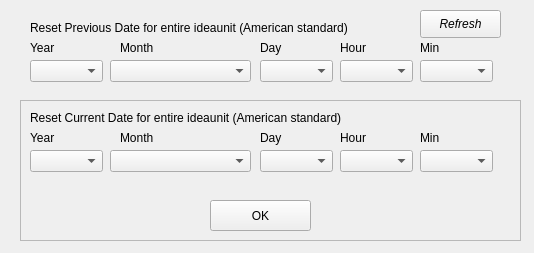
First picture: the form in ui/EditBeliefTimeUI.ui, repository sourcery-ai-experiments/jaar, before the edit.
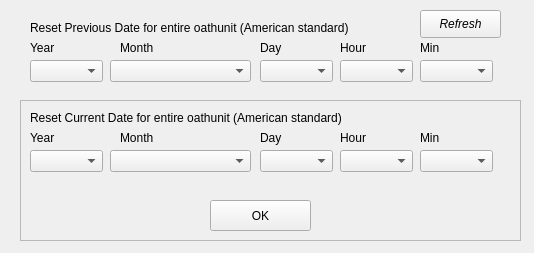
Second picture: the form after the edit.

Diff of the .ui file:
```diff
--- a/ui/EditBeliefTimeUI.ui
+++ b/ui/EditBeliefTimeUI.ui
@@ -33,7 +33,7 @@
     </rect>
    </property>
    <property name="text">
-    <string>Reset Current Date for entire ideaunit (American standard)</string>
+    <string>Reset Current Date for entire oathunit (American standard)</string>
    </property>
   </widget>
   <widget class="QLabel" name="label_2">
@@ -213,7 +213,7 @@
     </rect>
    </property>
    <property name="text">
-    <string>Reset Previous Date for entire ideaunit (American standard)</string>
+    <string>Reset Previous Date for entire oathunit (American standard)</string>
    </property>
   </widget>
   <widget class="QComboBox" name="prev_year">
```
